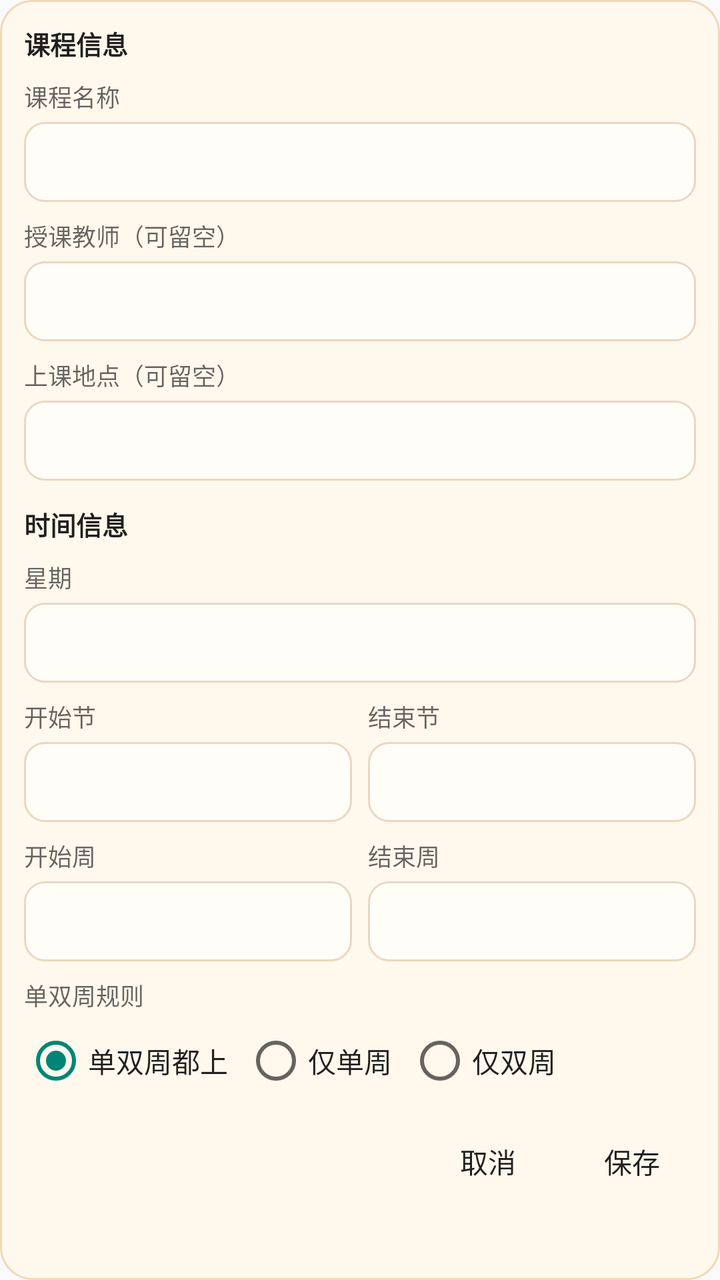
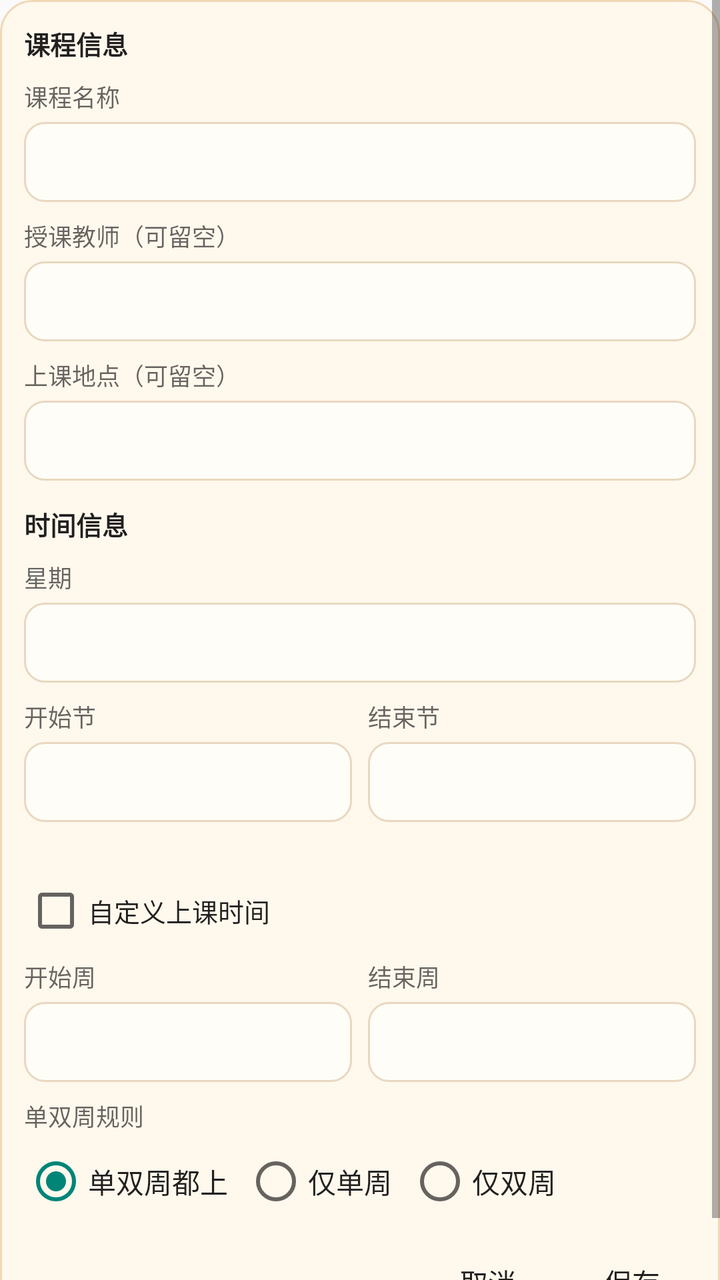

Before-and-after screenshots of an Android layout around one commit, followed by the original layout XML and the change that was made.
<!-- AndroidManifest.xml: application theme Theme.AppCompat.Light.NoActionBar -->
<!-- res/layout/dialog_add_course.xml -->
<?xml version="1.0" encoding="utf-8"?>
<ScrollView xmlns:android="http://schemas.android.com/apk/res/android"
    android:layout_width="match_parent"
    android:layout_height="wrap_content"
    android:fillViewport="true"
    android:importantForAutofill="noExcludeDescendants">

    <LinearLayout
        android:id="@+id/addCoursePanel"
        android:layout_width="match_parent"
        android:layout_height="wrap_content"
        android:background="@drawable/bg_add_course_panel"
        android:orientation="vertical"
        android:padding="12dp">

            <TextView
                android:layout_width="match_parent"
                android:layout_height="wrap_content"
                android:text="@string/manual_course_info"
                android:textColor="?android:attr/textColorPrimary"
                android:textSize="13sp"
                android:textStyle="bold" />

            <TextView
                android:layout_width="match_parent"
                android:layout_height="wrap_content"
                android:layout_marginTop="8dp"
                android:labelFor="@id/inputCourseName"
                android:text="@string/manual_course_name"
                android:textColor="?android:attr/textColorSecondary"
                android:textSize="12sp" />

            <EditText
                android:id="@+id/inputCourseName"
                android:layout_width="match_parent"
                android:layout_height="40dp"
                android:layout_marginTop="4dp"
                android:background="@drawable/bg_add_course_input"
                android:inputType="textCapWords"
                android:paddingStart="10dp"
                android:paddingEnd="10dp"
                android:textColor="?android:attr/textColorPrimary"
                android:textColorHint="?android:attr/textColorHint" />

            <TextView
                android:layout_width="match_parent"
                android:layout_height="wrap_content"
                android:layout_marginTop="8dp"
                android:labelFor="@id/inputTeacher"
                android:text="@string/manual_teacher_optional"
                android:textColor="?android:attr/textColorSecondary"
                android:textSize="12sp" />

            <EditText
                android:id="@+id/inputTeacher"
                android:layout_width="match_parent"
                android:layout_height="40dp"
                android:layout_marginTop="4dp"
                android:background="@drawable/bg_add_course_input"
                android:inputType="textPersonName"
                android:paddingStart="10dp"
                android:paddingEnd="10dp"
                android:textColor="?android:attr/textColorPrimary"
                android:textColorHint="?android:attr/textColorHint" />

            <TextView
                android:layout_width="match_parent"
                android:layout_height="wrap_content"
                android:layout_marginTop="8dp"
                android:labelFor="@id/inputLocation"
                android:text="@string/manual_location_optional"
                android:textColor="?android:attr/textColorSecondary"
                android:textSize="12sp" />

            <EditText
                android:id="@+id/inputLocation"
                android:layout_width="match_parent"
                android:layout_height="40dp"
                android:layout_marginTop="4dp"
                android:background="@drawable/bg_add_course_input"
                android:inputType="text"
                android:paddingStart="10dp"
                android:paddingEnd="10dp"
                android:textColor="?android:attr/textColorPrimary"
                android:textColorHint="?android:attr/textColorHint" />

            <TextView
                android:layout_width="match_parent"
                android:layout_height="wrap_content"
                android:layout_marginTop="12dp"
                android:text="@string/manual_time_info"
                android:textColor="?android:attr/textColorPrimary"
                android:textSize="13sp"
                android:textStyle="bold" />

            <TextView
                android:layout_width="match_parent"
                android:layout_height="wrap_content"
                android:layout_marginTop="8dp"
                android:text="@string/manual_weekday"
                android:textColor="?android:attr/textColorSecondary"
                android:textSize="12sp" />

            <Spinner
                android:id="@+id/inputWeekday"
                android:layout_width="match_parent"
                android:layout_height="40dp"
                android:layout_marginTop="4dp"
                android:background="@drawable/bg_add_course_input" />

            <LinearLayout
                android:layout_width="match_parent"
                android:layout_height="wrap_content"
                android:layout_marginTop="8dp"
                android:orientation="horizontal">

                <TextView
                    android:layout_width="0dp"
                    android:layout_height="wrap_content"
                    android:layout_weight="1"
                    android:labelFor="@id/inputStartSection"
                    android:text="@string/manual_start_section"
                    android:textColor="?android:attr/textColorSecondary"
                    android:textSize="12sp" />

                <TextView
                    android:layout_width="0dp"
                    android:layout_height="wrap_content"
                    android:layout_marginStart="8dp"
                    android:layout_weight="1"
                    android:labelFor="@id/inputEndSection"
                    android:text="@string/manual_end_section"
                    android:textColor="?android:attr/textColorSecondary"
                    android:textSize="12sp" />
            </LinearLayout>

            <LinearLayout
                android:layout_width="match_parent"
                android:layout_height="wrap_content"
                android:layout_marginTop="4dp"
                android:orientation="horizontal">

                <EditText
                    android:id="@+id/inputStartSection"
                    android:layout_width="0dp"
                    android:layout_height="40dp"
                    android:layout_weight="1"
                    android:background="@drawable/bg_add_course_input"
                    android:inputType="number"
                    android:paddingStart="10dp"
                    android:paddingEnd="10dp"
                    android:textColor="?android:attr/textColorPrimary"
                    android:textColorHint="?android:attr/textColorHint" />

                <EditText
                    android:id="@+id/inputEndSection"
                    android:layout_width="0dp"
                    android:layout_height="40dp"
                    android:layout_marginStart="8dp"
                    android:layout_weight="1"
                    android:background="@drawable/bg_add_course_input"
                    android:inputType="number"
                    android:paddingStart="10dp"
                    android:paddingEnd="10dp"
                    android:textColor="?android:attr/textColorPrimary"
                    android:textColorHint="?android:attr/textColorHint" />
            </LinearLayout>

            <LinearLayout
                android:layout_width="match_parent"
                android:layout_height="wrap_content"
                android:layout_marginTop="8dp"
                android:orientation="horizontal">

                <TextView
                    android:layout_width="0dp"
                    android:layout_height="wrap_content"
                    android:layout_weight="1"
                    android:labelFor="@id/inputStartWeek"
                    android:text="@string/manual_start_week"
                    android:textColor="?android:attr/textColorSecondary"
                    android:textSize="12sp" />

                <TextView
                    android:layout_width="0dp"
                    android:layout_height="wrap_content"
                    android:layout_marginStart="8dp"
                    android:layout_weight="1"
                    android:labelFor="@id/inputEndWeek"
                    android:text="@string/manual_end_week"
                    android:textColor="?android:attr/textColorSecondary"
                    android:textSize="12sp" />
            </LinearLayout>

            <LinearLayout
                android:layout_width="match_parent"
                android:layout_height="wrap_content"
                android:layout_marginTop="4dp"
                android:orientation="horizontal">

                <EditText
                    android:id="@+id/inputStartWeek"
                    android:layout_width="0dp"
                    android:layout_height="40dp"
                    android:layout_weight="1"
                    android:background="@drawable/bg_add_course_input"
                    android:inputType="number"
                    android:paddingStart="10dp"
                    android:paddingEnd="10dp"
                    android:textColor="?android:attr/textColorPrimary"
                    android:textColorHint="?android:attr/textColorHint" />

                <EditText
                    android:id="@+id/inputEndWeek"
                    android:layout_width="0dp"
                    android:layout_height="40dp"
                    android:layout_marginStart="8dp"
                    android:layout_weight="1"
                    android:background="@drawable/bg_add_course_input"
                    android:inputType="number"
                    android:paddingStart="10dp"
                    android:paddingEnd="10dp"
                    android:textColor="?android:attr/textColorPrimary"
                    android:textColorHint="?android:attr/textColorHint" />
            </LinearLayout>

            <TextView
                android:layout_width="match_parent"
                android:layout_height="wrap_content"
                android:layout_marginTop="8dp"
                android:text="@string/manual_parity_rule"
                android:textColor="?android:attr/textColorSecondary"
                android:textSize="12sp" />

            <RadioGroup
                android:id="@+id/inputParityGroup"
                android:layout_width="match_parent"
                android:layout_height="wrap_content"
                android:layout_marginTop="8dp"
                android:orientation="horizontal">

                <RadioButton
                    android:id="@+id/parityAll"
                    android:layout_width="wrap_content"
                    android:layout_height="wrap_content"
                    android:checked="true"
                    android:text="@string/manual_parity_all"
                    android:textColor="?android:attr/textColorPrimary" />

                <RadioButton
                    android:id="@+id/parityOdd"
                    android:layout_width="wrap_content"
                    android:layout_height="wrap_content"
                    android:layout_marginStart="8dp"
                    android:text="@string/manual_parity_odd"
                    android:textColor="?android:attr/textColorPrimary" />

                <RadioButton
                    android:id="@+id/parityEven"
                    android:layout_width="wrap_content"
                    android:layout_height="wrap_content"
                    android:layout_marginStart="8dp"
                    android:text="@string/manual_parity_even"
                    android:textColor="?android:attr/textColorPrimary" />
            </RadioGroup>

            <LinearLayout
                style="?android:attr/buttonBarStyle"
                android:layout_width="match_parent"
                android:layout_height="wrap_content"
                android:layout_marginTop="14dp"
                android:gravity="end"
                android:orientation="horizontal">

                <Button
                    android:id="@+id/cancelManualAddButton"
                    style="?android:attr/buttonBarButtonStyle"
                    android:layout_width="wrap_content"
                    android:layout_height="40dp"
                    android:text="@string/action_cancel"
                    android:textAllCaps="false"
                    android:textColor="?android:attr/textColorPrimary" />

                <Button
                    android:id="@+id/saveManualAddButton"
                    style="?android:attr/buttonBarButtonStyle"
                    android:layout_width="wrap_content"
                    android:layout_height="40dp"
                    android:layout_marginStart="8dp"
                    android:text="@string/action_save"
                    android:textAllCaps="false"
                    android:textColor="?android:attr/textColorPrimary" />
            </LinearLayout>

    </LinearLayout>

</ScrollView>
<!-- resources referenced by this layout -->
<resources>
  <!-- drawable bg_add_course_input (drawable) -->
  <?xml version="1.0" encoding="utf-8"?>
  <shape xmlns:android="http://schemas.android.com/apk/res/android" android:shape="rectangle">
      <solid android:color="@color/dialog_input_background" />
      <corners android:radius="10dp" />
      <stroke android:width="1dp" android:color="@color/dialog_input_stroke" />
  </shape>
  <!-- drawable bg_add_course_panel (drawable) -->
  <?xml version="1.0" encoding="utf-8"?>
  <shape xmlns:android="http://schemas.android.com/apk/res/android" android:shape="rectangle">
      <solid android:color="@color/dialog_panel_background" />
      <corners android:radius="16dp" />
      <stroke android:width="1dp" android:color="@color/dialog_panel_stroke" />
  </shape>
  <string name="action_cancel">取消</string>
  <string name="action_save">保存</string>
  <string name="manual_course_info">课程信息</string>
  <string name="manual_course_name">课程名称</string>
  <string name="manual_end_section">结束节</string>
  <string name="manual_end_week">结束周</string>
  <string name="manual_location_optional">上课地点（可留空）</string>
  <string name="manual_parity_all">单双周都上</string>
  <string name="manual_parity_even">仅双周</string>
  <string name="manual_parity_odd">仅单周</string>
  <string name="manual_parity_rule">单双周规则</string>
  <string name="manual_start_section">开始节</string>
  <string name="manual_start_week">开始周</string>
  <string name="manual_teacher_optional">授课教师（可留空）</string>
  <string name="manual_time_info">时间信息</string>
  <string name="manual_weekday">星期</string>
  <color name="dialog_input_background">#FFFDF8</color>
  <color name="dialog_input_stroke">#E8D8BF</color>
  <color name="dialog_panel_background">#FFF8ED</color>
  <color name="dialog_panel_stroke">#F0D8B6</color>
</resources>

<!-- the commit's change to res/layout/dialog_add_course.xml (unified diff, before → after) -->
@@ -166,6 +166,76 @@
                     android:textColorHint="?android:attr/textColorHint" />
             </LinearLayout>
 
+            
+            <TextView
+                android:id="@+id/timePreview"
+                android:layout_width="match_parent"
+                android:layout_height="wrap_content"
+                android:layout_marginTop="6dp"
+                android:textColor="?android:attr/textColorSecondary"
+                android:textSize="12sp" />
+
+            <LinearLayout
+                android:layout_width="match_parent"
+                android:layout_height="wrap_content"
+                android:layout_marginTop="6dp"
+                android:orientation="horizontal"
+                android:gravity="center_vertical">
+
+                <CheckBox
+                    android:id="@+id/customTimeToggle"
+                    android:layout_width="wrap_content"
+                    android:layout_height="wrap_content"
+                    android:text="@string/manual_custom_time"
+                    android:textColor="?android:attr/textColorPrimary"
+                    android:textSize="13sp" />
+
+                <TextView
+                    android:layout_width="0dp"
+                    android:layout_height="wrap_content"
+                    android:layout_weight="1" />
+            </LinearLayout>
+
+            <LinearLayout
+                android:id="@+id/customTimeRow"
+                android:layout_width="match_parent"
+                android:layout_height="wrap_content"
+                android:layout_marginTop="4dp"
+                android:orientation="horizontal"
+                android:visibility="gone">
+
+                <EditText
+                    android:id="@+id/inputCustomStart"
+                    android:layout_width="0dp"
+                    android:layout_height="40dp"
+                    android:layout_weight="1"
+                    android:background="@drawable/bg_add_course_input"
+                    android:digits="0123456789:"
+                    android:hint="@string/manual_custom_start_hint"
+                    android:inputType="time"
+                    android:maxLength="5"
+                    android:paddingStart="10dp"
+                    android:paddingEnd="10dp"
+                    android:textColor="?android:attr/textColorPrimary"
+                    android:textColorHint="?android:attr/textColorHint" />
+
+                <EditText
+                    android:id="@+id/inputCustomEnd"
+                    android:layout_width="0dp"
+                    android:layout_height="40dp"
+                    android:layout_marginStart="8dp"
+                    android:layout_weight="1"
+                    android:background="@drawable/bg_add_course_input"
+                    android:digits="0123456789:"
+                    android:hint="@string/manual_custom_end_hint"
+                    android:inputType="time"
+                    android:maxLength="5"
+                    android:paddingStart="10dp"
+                    android:paddingEnd="10dp"
+                    android:textColor="?android:attr/textColorPrimary"
+                    android:textColorHint="?android:attr/textColorHint" />
+            </LinearLayout>
+
             <LinearLayout
                 android:layout_width="match_parent"
                 android:layout_height="wrap_content"
<!-- resource entries referenced after the edit -->
@@ -18,6 +18,9 @@
   <string name="action_save">保存</string>
   <string name="manual_course_info">课程信息</string>
   <string name="manual_course_name">课程名称</string>
+  <string name="manual_custom_end_hint">结束 如 10:40</string>
+  <string name="manual_custom_start_hint">开始 如 09:00</string>
+  <string name="manual_custom_time">自定义上课时间</string>
   <string name="manual_end_section">结束节</string>
   <string name="manual_end_week">结束周</string>
   <string name="manual_location_optional">上课地点（可留空）</string>
